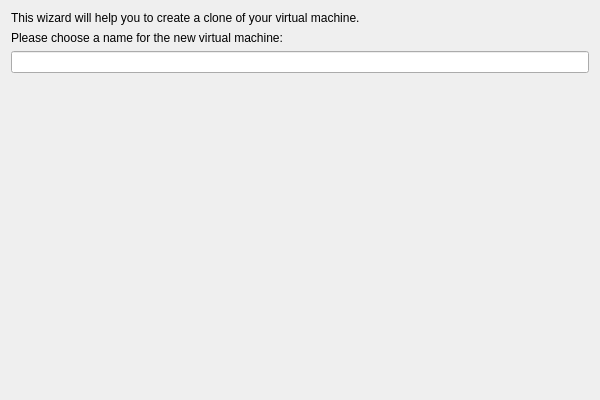
Before: the Qt Designer form vbox/src/VBox/Frontends/VirtualBox/src/wizards/clonevm/UICloneVMWizardPage1.ui in jljuxgm/vboxgit, drawn with Qt 5.
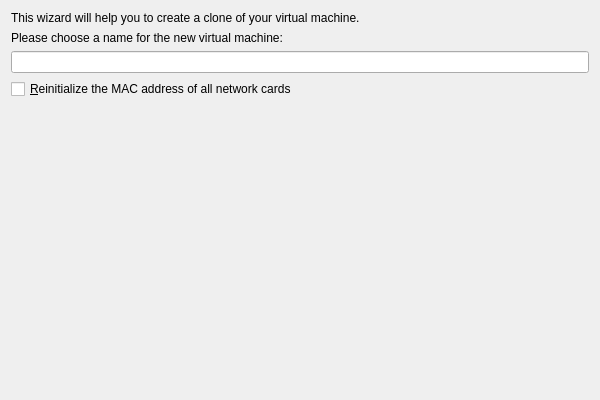
After: the same form once the commit is applied. Custom widgets are drawn as their Qt base class.

Commit message:
commit_37899 ------------------------------------------------------------------------ r37899 | vboxsync | 2011-07-12 21:25:38 +0800 (Tue, 12 Jul 2011) | 2 lines
FE/Qt4: add option to let the user decide if the MACs should be reinitialized

------------------------------------------------------------------------

```diff
--- a/vbox/src/VBox/Frontends/VirtualBox/src/wizards/clonevm/UICloneVMWizardPage1.ui
+++ b/vbox/src/VBox/Frontends/VirtualBox/src/wizards/clonevm/UICloneVMWizardPage1.ui
@@ -53,6 +53,16 @@
    <item>
     <widget class="QLineEdit" name="m_pNameEditor"/>
    </item>
+   <item>
+    <widget class="QCheckBox" name="mReinitMACsCheckBox">
+     <property name="toolTip">
+      <string>When checked a new unique MAC address will assigned to all configured network cards.</string>
+     </property>
+     <property name="text">
+      <string>&amp;Reinitialize the MAC address of all network cards</string>
+     </property>
+    </widget>
+   </item>
    <item>
     <spacer name="verticalSpacer">
      <property name="orientation">
```
The commit also changes 2 other files.
